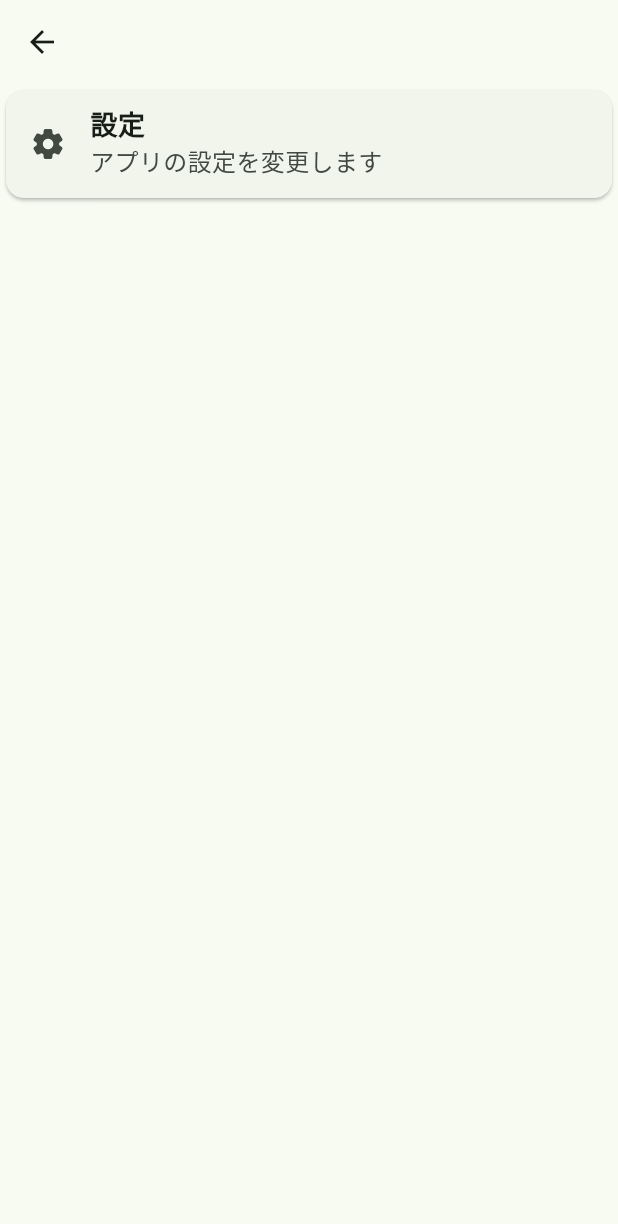
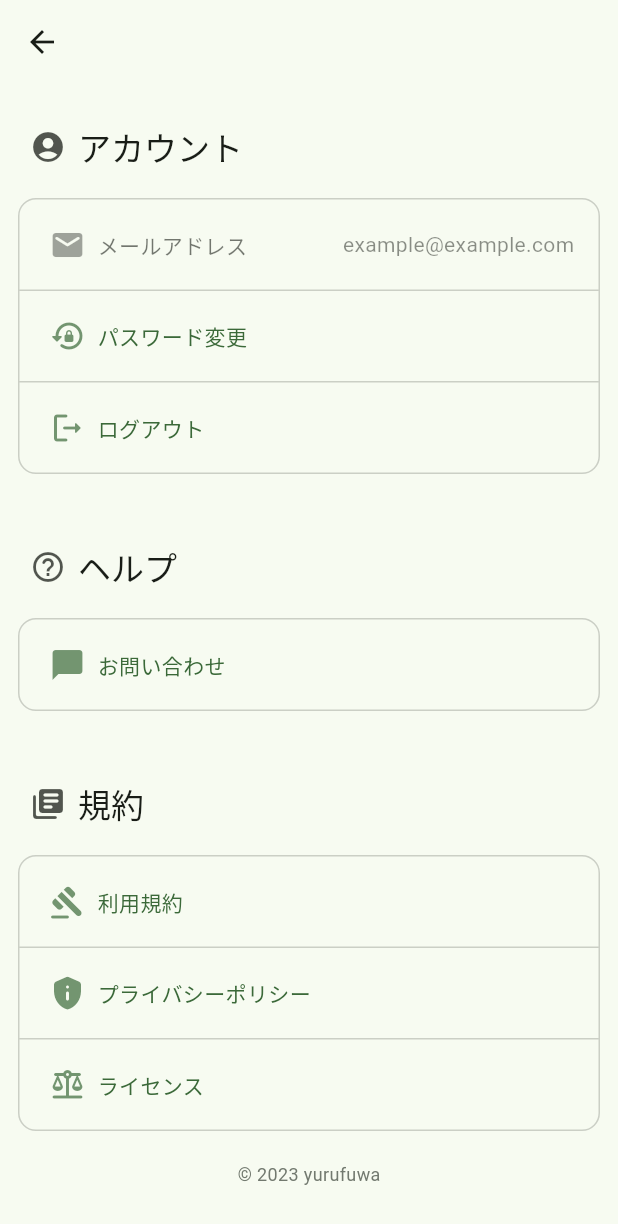
Before and after one commit to yuru-fuwa/maiporarisu, a Flutter app: the screen it shows after launch, in the side drawer, after a tap on "設定", on a phone screen of 412 x 824 dp. Shown: the top 1224 px of the screen. Run offline on Flutter 3.47's test engine with Material 3 defaults, Android fonts, the phone set to English and light mode, and no system bars; our stand-ins replace flutter_dotenv, flutter_hooks, freezed_annotation, geolocator, google_maps_flutter, google_places_flutter and 2 more; missing offline and left inert: flutter_polyline_points, google_maps_directions; network calls fail.

Commit message:
feat: 設定項目のデザイン変更

```diff
--- /dev/null
+++ b/lib/ui/screens/setting_screen/component/setting_column.dart
@@ -0,0 +1,35 @@
+import 'package:flutter/material.dart';
+
+class SettingColumn extends StatelessWidget {
+  const SettingColumn({
+    super.key,
+    required this.children,
+  });
+
+  final List<Widget> children;
+
+  @override
+  Widget build(BuildContext context) {
+    return Container(
+      clipBehavior: Clip.hardEdge,
+      decoration: BoxDecoration(
+        border: Border.all(
+          color: Theme.of(context).colorScheme.onBackground.withOpacity(0.2),
+        ),
+        borderRadius: BorderRadius.circular(12),
+      ),
+      child: ListView.separated(
+        shrinkWrap: true,
+        physics: const NeverScrollableScrollPhysics(),
+        itemCount: children.length,
+        itemBuilder: (_, index) => children[index],
+        separatorBuilder: (context, _) {
+          return Divider(
+            height: 1,
+            color: Theme.of(context).colorScheme.onBackground.withOpacity(0.2),
+          );
+        },
+      ),
+    );
+  }
+}
--- /dev/null
+++ b/lib/ui/screens/setting_screen/component/setting_item.dart
@@ -0,0 +1,110 @@
+import 'package:flutter/material.dart';
+
+class SettingItem extends StatelessWidget {
+  const SettingItem({
+    super.key,
+    this.navigate,
+    this.icon,
+    required this.label,
+    this.value,
+    this.description,
+  });
+
+  final void Function()? navigate;
+  final IconData? icon;
+  final String label;
+  final String? value;
+  final String? description;
+
+  @override
+  Widget build(BuildContext context) {
+    return Material(
+      color: Colors.transparent,
+      child: InkWell(
+        onTap: navigate,
+        child: Container(
+          padding: const EdgeInsets.fromLTRB(20, 16, 16, 16),
+          constraints: const BoxConstraints(minHeight: 60),
+          child: Column(
+            mainAxisAlignment: MainAxisAlignment.center,
+            children: [
+              Row(
+                mainAxisAlignment: MainAxisAlignment.spaceBetween,
+                crossAxisAlignment: CrossAxisAlignment.center,
+                children: [
+                  Row(
+                    children: [
+                      if (icon != null) ...[
+                        Icon(
+                          icon,
+                          color: navigate != null && value == null
+                              ? Theme.of(context)
+                                  .colorScheme
+                                  .primary
+                                  .withOpacity(0.7)
+                              : Theme.of(context)
+                                  .colorScheme
+                                  .onBackground
+                                  .withOpacity(0.4),
+                        ),
+                        const SizedBox(width: 8),
+                      ],
+                      Text(
+                        label,
+                        style: navigate != null && value == null
+                            ? TextStyle(
+                                color: Theme.of(context).colorScheme.primary,
+                              )
+                            : TextStyle(
+                                color: Theme.of(context)
+                                    .colorScheme
+                                    .onBackground
+                                    .withOpacity(0.6),
+                              ),
+                      ),
+                    ],
+                  ),
+                  if (value != null)
+                    Expanded(
+                      child: Padding(
+                        padding: const EdgeInsets.only(left: 8),
+                        child: Text(
+                          value!,
+                          textAlign: TextAlign.right,
+                          overflow: TextOverflow.ellipsis,
+                          style: TextStyle(
+                            color: navigate == null
+                                ? Theme.of(context)
+                                    .colorScheme
+                                    .onBackground
+                                    .withOpacity(0.5)
+                                : Theme.of(context).colorScheme.onBackground,
+                          ),
+                        ),
+                      ),
+                    ),
+                ],
+              ),
+              if (description != null) ...[
+                const SizedBox(height: 8),
+                Container(
+                  alignment: Alignment.centerLeft,
+                  padding: EdgeInsets.only(left: icon == null ? 8 : 32),
+                  child: Text(
+                    description!,
+                    style: Theme.of(context).textTheme.bodySmall?.copyWith(
+                          color: Theme.of(context)
+                              .colorScheme
+                              .onBackground
+                              .withOpacity(0.4),
+                        ),
+                  ),
+                ),
+              ],
+            ],
+          ),
+        ),
+      ),
+    );
+  }
+}
--- /dev/null
+++ b/lib/ui/screens/setting_screen/component/setting_title.dart
@@ -0,0 +1,34 @@
+import 'package:flutter/material.dart';
+
+class SettingTitle extends StatelessWidget {
+  const SettingTitle({
+    super.key,
+    required this.icon,
+    required this.title,
+  });
+
+  final IconData icon;
+  final String title;
+
+  @override
+  Widget build(BuildContext context) {
+    return Container(
+      alignment: Alignment.centerLeft,
+      margin: const EdgeInsets.fromLTRB(8, 8, 0, 20),
+      child: Row(
+        crossAxisAlignment: CrossAxisAlignment.center,
+        children: [
+          Icon(
+            icon,
+            color: Theme.of(context).colorScheme.onBackground.withOpacity(0.75),
+          ),
+          const SizedBox(width: 8),
+          Text(
+            title,
+            style: Theme.of(context).textTheme.titleLarge,
+          ),
+        ],
+      ),
+    );
+  }
+}
--- a/lib/ui/screens/setting_screen/setting_screen.dart
+++ b/lib/ui/screens/setting_screen/setting_screen.dart
@@ -1,82 +1,100 @@
 import 'package:flutter/material.dart';
-import 'package:maiporarisu/ui/screens/schedule_map_screen/map_schedule_screen.dart';
+import 'package:maiporarisu/ui/screens/setting_screen/component/setting_column.dart';
+import 'package:maiporarisu/ui/screens/setting_screen/component/setting_item.dart';
+import 'package:maiporarisu/ui/screens/setting_screen/component/setting_title.dart';
 
 class SettingScreen extends StatelessWidget {
   const SettingScreen({super.key});
 
   @override
   Widget build(BuildContext context) {
-    final List<Map<String, dynamic>> items = [
-      {
-        // 'title': 'ペアリング',
-        // 'text': 'QRコードを読み取りタスクを共有します',
-        'title': '設定',
-        'text': 'アプリの設定を変更します',
-        'icon': Icons.settings_rounded,
-        'route': const MapScheduleScreen(),
-      },
-    ];
-
     return Scaffold(
       appBar: AppBar(),
-      body: ListView.builder(
-        itemCount: items.length,
-        itemBuilder: (context, index) {
-          return SettingListItem(
-            title: items[index]['title'],
-            text: items[index]['text'],
-            icon: items[index]['icon'],
-            route: items[index]['route'],
-          );
-        },
+      body: SingleChildScrollView(
+        padding: const EdgeInsets.symmetric(horizontal: 12, vertical: 20),
+        child: Center(
+          child: SizedBox(
+            width: MediaQuery.of(context).size.width,
+            child: Column(
+              mainAxisSize: MainAxisSize.min,
+              crossAxisAlignment: CrossAxisAlignment.center,
+              children: [
+                const SettingTitle(
+                  icon: Icons.account_circle_rounded,
+                  title: 'アカウント',
+                ),
+                SettingColumn(
+                  children: [
+                    const SettingItem(
+                      navigate: null,
+                      icon: Icons.email_rounded,
+                      label: 'メールアドレス',
+                      value: 'example@example.com',
+                    ),
+                    SettingItem(
+                      navigate: () {},
+                      icon: Icons.lock_reset_rounded,
+                      label: 'パスワード変更',
+                    ),
+                    SettingItem(
+                      navigate: () async {},
+                      icon: Icons.logout_rounded,
+                      label: 'ログアウト',
+                    ),
+                  ],
+                ),
+                const SizedBox(height: 40),
+                const SettingTitle(
+                  icon: Icons.help_outline_rounded,
+                  title: 'ヘルプ',
+                ),
+                SettingColumn(
+                  children: [
+                    SettingItem(
+                      navigate: () {},
+                      icon: Icons.chat_bubble_rounded,
+                      label: 'お問い合わせ',
+                    ),
+                  ],
+                ),
+                const SizedBox(height: 40),
+                const SettingTitle(
+                  icon: Icons.library_books_rounded,
+                  title: '規約',
+                ),
+                SettingColumn(
+                  children: [
+                    SettingItem(
+                      navigate: () {},
+                      icon: Icons.gavel_rounded,
+                      label: '利用規約',
+                    ),
+                    SettingItem(
+                      navigate: () {},
+                      icon: Icons.privacy_tip_rounded,
+                      label: 'プライバシーポリシー',
+                    ),
+                    SettingItem(
+                      navigate: () {},
+                      icon: Icons.balance_rounded,
+                      label: 'ライセンス',
+                    ),
+                  ],
+                ),
+                const SizedBox(height: 20),
+                Text(
+                  '© ${DateTime.now().year} yurufuwa',
+                  style: TextStyle(
+                    fontSize: 12,
+                    color: Theme.of(context).colorScheme.outline,
+                  ),
+                ),
+                const SizedBox(height: 20),
+              ],
+            ),
+          ),
+        ),
       ),
     );
   }
 }
-
-class SettingListItem extends StatelessWidget {
-  final String title;
-  final String text;
-  final IconData icon;
-  final Widget route;
-
-  const SettingListItem({
-    super.key,
-    required this.title,
-    required this.text,
-    required this.icon,
-    required this.route,
-  });
-
-  @override
-  Widget build(BuildContext context) {
-    return Card(
-      shadowColor: Colors.black,
-      child: ListTile(
-        leading: Icon(icon),
-        title: Text(
-          title,
-          style: const TextStyle(
-            fontSize: 18,
-            fontWeight: FontWeight.bold,
-          ),
-        ),
-        subtitle: Text(
-          text,
-          style: const TextStyle(
-            fontSize: 16,
-          ),
-        ),
-        onTap: () {
-          Navigator.pop(context);
-          Navigator.push(
-            context,
-            MaterialPageRoute(
-              builder: (context) => route,
-            ),
-          );
-        },
-      ),
-    );
-  }
-}
```
